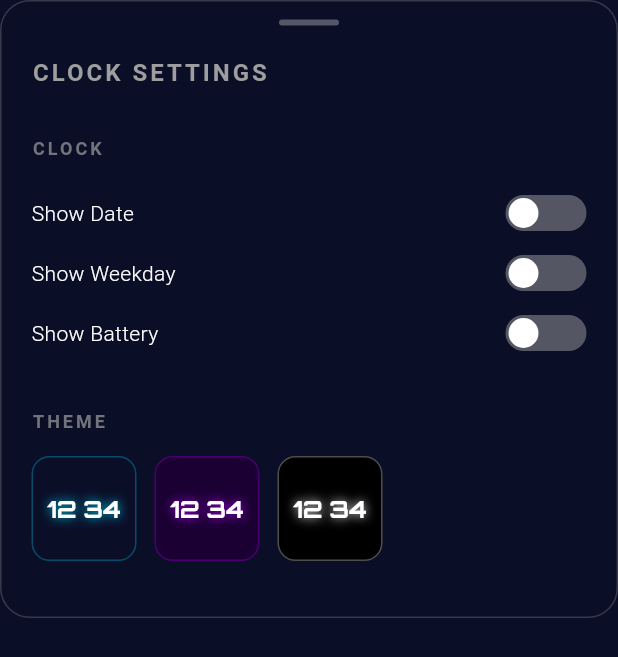
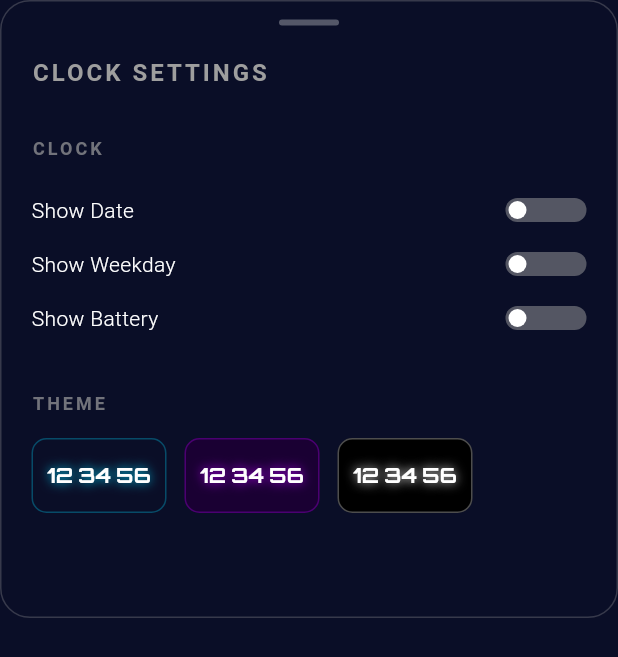
Before and after one commit to jackyan/NeonFocus, a Flutter app: the ClockSettingsScreen widget shown alone on an empty page, opened directly with empty values, on a phone screen of 412 x 824 dp. Shown: the top 657 px of the screen. Run offline on Flutter 3.47's test engine with Material 3 defaults, Android fonts, the phone set to English and light mode, and no system bars; our stand-ins replace audioplayers, equatable, flutter_bloc, sensors_plus.

Commit message:
fix: monospaced digits, landscape battery, thinner switches, landscape theme icons
1. Fixed digit width inconsistency:
   - Added FontFeature.tabularFigures() for equal-width digits
   - Digit "1" now occupies same space as other digits
   - Prevents misaligned rows in portrait mode
   - Applied to both CLOCK (H:M:S) and TIMER (M:S)

2. Battery icon landscape orientation:
   - Added Transform.rotate(angle: 1.5708) to rotate 90 degrees
   - Battery now displays horizontally (landscape) instead of vertically
   - Better matches "lying down" orientation requirement

3. Switch button refinement (2/3 thickness):
   - Height reduced: 24 → 16 (2/3 of previous thickness)
   - Border radius adjusted: 12 → 8
   - Toggle knob scaled: 20 → 12
   - More elegant and less bulky appearance
   - Applied to both CLOCK and TIMER settings

4. Theme preview icons landscape format:
   - Container changed: 70x70 square → 90x50 landscape rectangle
   - Border radius adjusted: 12 → 10
   - CLOCK icons: now show 3 digits "12 34 56" (H:M:S format)
   - TIMER icons: show 2 digits "25 00" (M:S format) with larger spacing
   - Font size: CLOCK 14px, TIMER 16px
   - Icons now reflect actual landscape screen appearance

Technical notes:
- Imported dart:ui for FontFeature support
- Used Transform.rotate for icon rotation (π/2 radians)
- Maintained animation smoothness for all UI elements

```diff
--- a/lib/features/clock/presentation/screens/clock_settings_screen.dart
+++ b/lib/features/clock/presentation/screens/clock_settings_screen.dart
@@ -166,15 +166,15 @@ class _ClockSettingsScreenState extends State<ClockSettingsScreen> {
               fontWeight: FontWeight.w300,
             ),
           ),
-          // Custom slim switch (elegant: longer and thinner)
+          // Custom slim switch (elegant: 2/3 thickness)
           GestureDetector(
             onTap: () => onChanged(!value),
             child: AnimatedContainer(
               duration: const Duration(milliseconds: 200),
               width: 54,
-              height: 24,
+              height: 16,
               decoration: BoxDecoration(
-                borderRadius: BorderRadius.circular(12),
+                borderRadius: BorderRadius.circular(8),
                 color: value
                     ? Colors.green.withOpacity(0.8)
                     : Colors.grey.withOpacity(0.5),
@@ -183,8 +183,8 @@ class _ClockSettingsScreenState extends State<ClockSettingsScreen> {
                 duration: const Duration(milliseconds: 200),
                 alignment: value ? Alignment.centerRight : Alignment.centerLeft,
                 child: Container(
-                  width: 20,
-                  height: 20,
+                  width: 12,
+                  height: 12,
                   margin: const EdgeInsets.symmetric(horizontal: 2),
                   decoration: const BoxDecoration(
                     shape: BoxShape.circle,
@@ -211,11 +211,11 @@ class _ClockSettingsScreenState extends State<ClockSettingsScreen> {
             widget.onThemeChanged(theme);
           },
           child: Container(
-            width: 70,
-            height: 70,
+            width: 90,
+            height: 50,
             decoration: BoxDecoration(
               color: theme.backgroundColor,
-              borderRadius: BorderRadius.circular(12),
+              borderRadius: BorderRadius.circular(10),
               border: Border.all(
                 color: isSelected
                     ? theme.glowColor
@@ -233,14 +233,14 @@ class _ClockSettingsScreenState extends State<ClockSettingsScreen> {
                   : null,
             ),
             child: Center(
-              // Miniature clock preview (landscape mode)
+              // Miniature clock preview (landscape mode with H:M:S)
               child: Row(
                 mainAxisAlignment: MainAxisAlignment.center,
                 children: [
                   Text(
                     '12',
                     style: TextStyle(
-                      fontSize: 16,
+                      fontSize: 14,
                       fontFamily: 'Orbitron',
                       fontWeight: FontWeight.bold,
                       color: Colors.white,
@@ -252,11 +252,27 @@ class _ClockSettingsScreenState extends State<ClockSettingsScreen> {
                       ],
                     ),
                   ),
-                  const SizedBox(width: 4),
+                  const SizedBox(width: 3),
                   Text(
                     '34',
                     style: TextStyle(
-                      fontSize: 16,
+                      fontSize: 14,
+                      fontFamily: 'Orbitron',
+                      fontWeight: FontWeight.bold,
+                      color: Colors.white,
+                      shadows: [
+                        Shadow(
+                          color: theme.glowColor.withOpacity(0.9),
+                          blurRadius: 8,
+                        ),
+                      ],
+                    ),
+                  ),
+                  const SizedBox(width: 3),
+                  Text(
+                    '56',
+                    style: TextStyle(
+                      fontSize: 14,
                       fontFamily: 'Orbitron',
                       fontWeight: FontWeight.bold,
                       color: Colors.white,
--- a/lib/features/pomodoro/presentation/screens/pomodoro_screen_new.dart
+++ b/lib/features/pomodoro/presentation/screens/pomodoro_screen_new.dart
@@ -1,3 +1,4 @@
+import 'dart:ui';
 import 'package:flutter/material.dart';
 import 'package:flutter/services.dart';
 import 'package:flutter_bloc/flutter_bloc.dart';
@@ -138,6 +139,7 @@ class _PomodoroScreenState extends State<PomodoroScreen> {
         fontWeight: FontWeight.bold,
         color: Colors.white,
         decoration: TextDecoration.none, // Ensure no underline
+        fontFeatures: const [FontFeature.tabularFigures()], // Equal width for all digits
         shadows: [
           Shadow(
             color: widget.theme.glowColor.withOpacity(0.9),
```
Also changed, not shown: lib/features/clock/presentation/screens/clock_screen_new.dart (+10 -5 lines), lib/features/pomodoro/presentation/screens/pomodoro_settings_screen.dart (+10 -10 lines).
